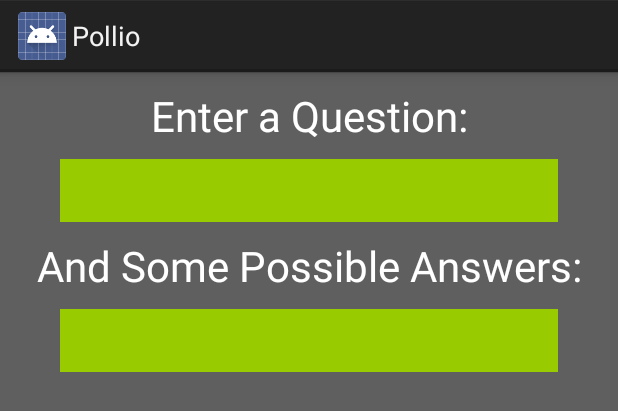
After one commit to army-of-dumbledore/pennappsF13, an Android app: the layout mc_poll.xml on its own in the app's theme, with its tools: preview values and no code run, on a phone screen of 412 x 824 dp. The commit adds this screen. Shown: the top 411 px of the screen. Run offline under Robolectric (Android 15) with nearby library versions, the phone set to English and light mode, and no system bars.

Commit message:
end of day 1

```diff
--- a/PollioProject/Pollio/src/main/res/layout/activity_main.xml
+++ b/PollioProject/Pollio/src/main/res/layout/activity_main.xml
@@ -1,6 +1,7 @@
-<android.support.v4.view.ViewPager xmlns:android="http://schemas.android.com/apk/res/android"
-    xmlns:tools="http://schemas.android.com/tools"
-    android:id="@+id/pager"
-    android:layout_width="match_parent"
-    android:layout_height="match_parent"
-    tools:context=".Main" />
+<?xml version="1.0" encoding="utf-8"?>
+<LinearLayout xmlns:android="http://schemas.android.com/apk/res/android"
+              xmlns:tools="http://schemas.android.com/tools"
+              android:layout_width="match_parent"
+              android:layout_height="match_parent"
+              android:orientation="horizontal" >
+</LinearLayout>
--- /dev/null
+++ b/PollioProject/Pollio/src/main/res/layout/mc_poll.xml
@@ -0,0 +1,64 @@
+<?xml version="1.0" encoding="utf-8"?>
+
+<LinearLayout xmlns:android="http://schemas.android.com/apk/res/android"
+              android:layout_width="fill_parent"
+              android:layout_height="fill_parent"
+              android:orientation="vertical"
+        >
+
+
+    <LinearLayout
+            android:orientation="vertical"
+            android:layout_width="fill_parent"
+            android:layout_height="fill_parent"
+            android:background="#5f5f5f">
+
+        <TextView
+                android:layout_width="fill_parent"
+                android:layout_height="wrap_content"
+                android:textAppearance="?android:attr/textAppearanceLarge"
+                android:text="Enter a Question:"
+                android:id="@+id/textView"
+                android:layout_gravity="center"
+                android:gravity="center_horizontal"
+                android:textColor="@android:color/white"
+                android:textSize="28dp"
+                android:layout_margin="10dp"/>
+
+        <EditText
+                android:layout_width="fill_parent"
+                android:layout_height="42dp"
+                android:inputType="textMultiLine"
+                android:ems="10"
+                android:id="@+id/editText"
+                android:password="false"
+                android:layout_marginLeft="40dp"
+                android:layout_marginRight="40dp"
+                android:background="@android:color/holo_green_light"/>
+
+        <TextView
+                android:layout_width="fill_parent"
+                android:layout_height="wrap_content"
+                android:textAppearance="?android:attr/textAppearanceLarge"
+                android:text="And Some Possible Answers:"
+                android:id="@+id/textView2"
+                android:layout_gravity="center"
+                android:gravity="center_horizontal"
+                android:textColor="@android:color/white"
+                android:textSize="28dp"
+                android:layout_marginTop="10dp"
+                android:layout_margin="10dp"/>
+
+        <EditText
+                android:layout_width="fill_parent"
+                android:layout_height="42dp"
+                android:inputType="textMultiLine"
+                android:ems="10"
+                android:id="@+id/editText2"
+                android:password="false"
+                android:layout_marginLeft="40dp"
+                android:layout_marginRight="40dp"
+                android:background="@android:color/holo_green_light"/>
+
+    </LinearLayout>
+</LinearLayout>
--- /dev/null
+++ b/PollioProject/Pollio/src/main/res/values/ids.xml
@@ -0,0 +1,4 @@
+<?xml version="1.0" encoding="utf-8"?>
+<resources>
+    <item name="pager" type="id">not sure what this is</item>
+</resources>
--- a/PollioProject/Pollio/src/main/res/values/strings.xml
+++ b/PollioProject/Pollio/src/main/res/values/strings.xml
@@ -6,5 +6,6 @@
     <string name="title_section1">Section 1</string>
     <string name="title_section2">Section 2</string>
     <string name="title_section3">Section 3</string>
+    <string name="poll_question">Enter a Question</string>
 
 </resources>
```
